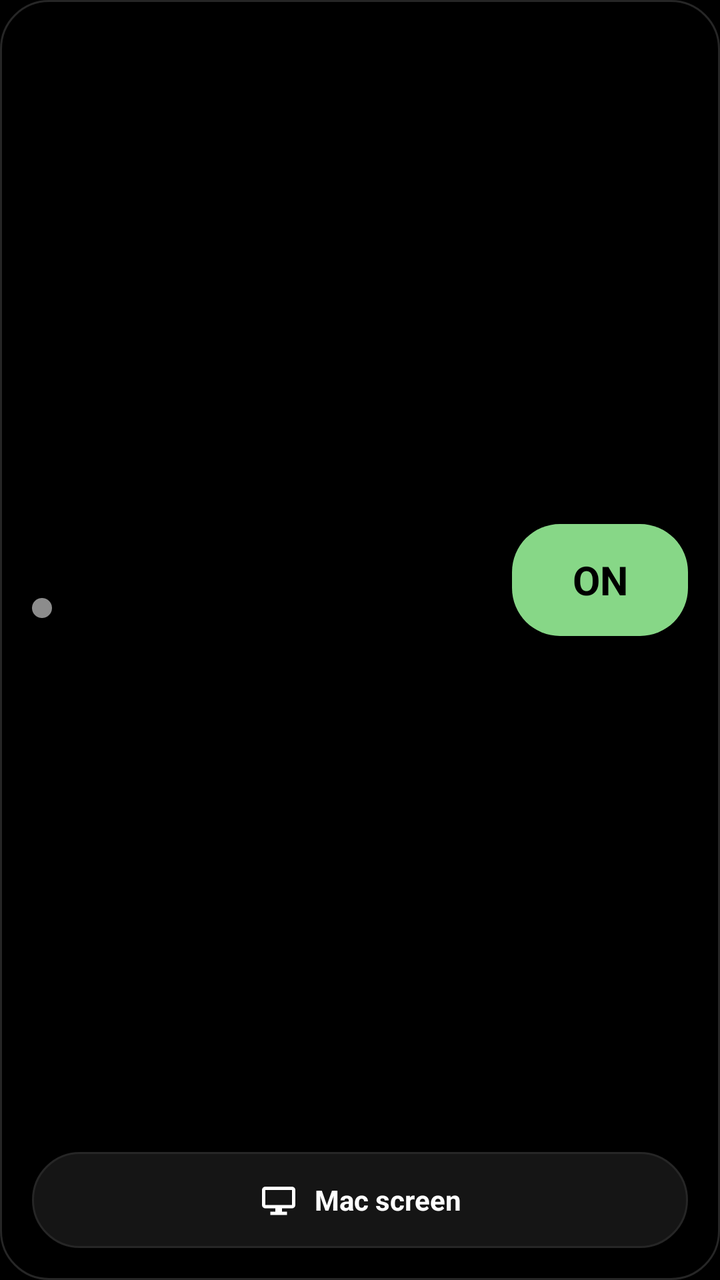
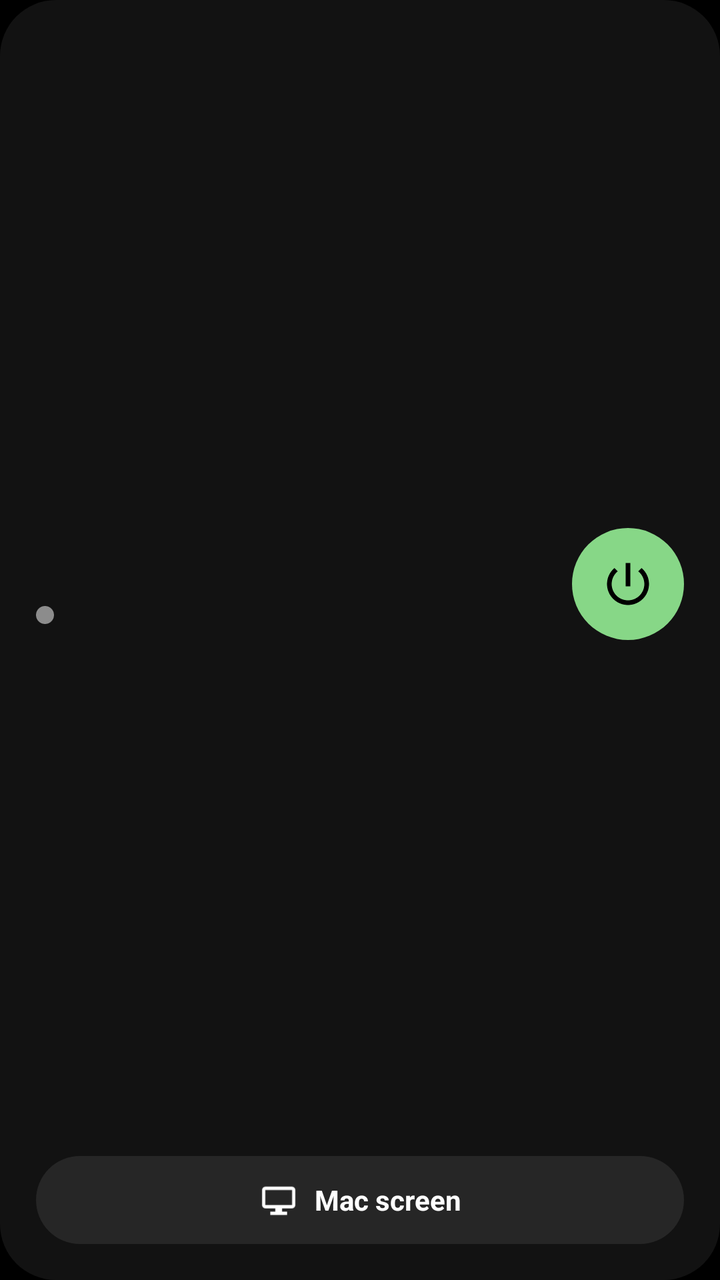

An Android layout rendered at two revisions. The XML below is the earlier revision; the diff shows what the commit changed to produce the second picture.
<!-- AndroidManifest.xml: application theme Theme.Andromac -->
<!-- res/layout/widget_large.xml -->
<?xml version="1.0" encoding="utf-8"?>
<LinearLayout xmlns:android="http://schemas.android.com/apk/res/android"
    android:id="@+id/w_root" android:layout_width="match_parent" android:layout_height="match_parent"
    android:background="@drawable/w_bg" android:orientation="vertical" android:padding="16dp">
    <LinearLayout android:layout_width="match_parent" android:layout_height="0dp" android:layout_weight="1" android:gravity="center_vertical" android:orientation="horizontal">
        <LinearLayout android:layout_width="0dp" android:layout_height="wrap_content" android:layout_weight="1" android:orientation="vertical">
            <TextView android:id="@+id/w_name" android:layout_width="match_parent" android:layout_height="wrap_content"
                android:ellipsize="end" android:maxLines="1" android:textColor="#FFFFFF" android:textSize="18sp" android:textStyle="bold"/>
            <LinearLayout android:layout_width="wrap_content" android:layout_height="wrap_content" android:layout_marginTop="4dp" android:gravity="center_vertical" android:orientation="horizontal">
                <ImageView android:id="@+id/w_dot" android:layout_width="10dp" android:layout_height="10dp" android:layout_marginEnd="8dp" android:src="@drawable/w_dot_dim"/>
                <TextView android:id="@+id/w_state" android:layout_width="wrap_content" android:layout_height="wrap_content"
                    android:maxLines="1" android:textColor="#8C8C8C" android:textSize="14sp"/>
            </LinearLayout>
        </LinearLayout>
        <TextView android:id="@+id/w_toggle" android:layout_width="88dp" android:layout_height="56dp" android:gravity="center"
            android:background="@drawable/w_btn_on" android:text="ON" android:textColor="#000000" android:textSize="20sp" android:textStyle="bold"/>
    </LinearLayout>
    <LinearLayout android:id="@+id/w_screen" android:layout_width="match_parent" android:layout_height="48dp" android:layout_marginTop="12dp"
        android:background="@drawable/w_btn_screen" android:gravity="center" android:orientation="horizontal" android:contentDescription="Mac screen">
        <ImageView android:layout_width="20dp" android:layout_height="20dp" android:importantForAccessibility="no" android:src="@drawable/ic_tile_screen"/>
        <TextView android:layout_width="wrap_content" android:layout_height="wrap_content" android:layout_marginStart="8dp"
            android:text="Mac screen" android:textColor="#FFFFFF" android:textSize="14sp" android:textStyle="bold"/>
    </LinearLayout>
</LinearLayout>
<!-- resources referenced by this layout -->
<resources>
  <!-- drawable ic_tile_screen (drawable) -->
  <vector xmlns:android="http://schemas.android.com/apk/res/android" android:width="24dp" android:height="24dp" android:viewportWidth="24" android:viewportHeight="24">
      <path android:fillColor="#FFFFFF" android:pathData="M4,4h16a2,2 0,0 1,2 2v9a2,2 0,0 1,-2 2h-6v2h3v2H7v-2h3v-2H4a2,2 0,0 1,-2 -2V6a2,2 0,0 1,2 -2zM4,6v9h16V6z"/>
  </vector>
  <!-- drawable w_bg (drawable) -->
  <shape xmlns:android="http://schemas.android.com/apk/res/android" android:shape="rectangle">
      <solid android:color="#000000"/><stroke android:width="1dp" android:color="#262626"/><corners android:radius="24dp"/>
  </shape>
  <!-- drawable w_btn_on (drawable) -->
  <shape xmlns:android="http://schemas.android.com/apk/res/android" android:shape="rectangle"><solid android:color="#87D787"/><corners android:radius="24dp"/></shape>
  <!-- drawable w_btn_screen (drawable) -->
  <shape xmlns:android="http://schemas.android.com/apk/res/android" android:shape="rectangle"><solid android:color="#151515"/><stroke android:width="1dp" android:color="#262626"/><corners android:radius="24dp"/></shape>
  <!-- drawable w_dot_dim (drawable) -->
  <shape xmlns:android="http://schemas.android.com/apk/res/android" android:shape="oval"><solid android:color="#8C8C8C"/><size android:width="10dp" android:height="10dp"/></shape>
  <style name="Theme.Andromac" parent="android:Theme.Material.NoActionBar">
          <item name="android:windowBackground">@color/ic_launcher_background</item>
      </style>
  <color name="ic_launcher_background">#000000</color>
</resources>

<!-- the commit's change to res/layout/widget_large.xml (unified diff, before → after) -->
@@ -1,24 +1,24 @@
 <?xml version="1.0" encoding="utf-8"?>
 <LinearLayout xmlns:android="http://schemas.android.com/apk/res/android"
     android:id="@+id/w_root" android:layout_width="match_parent" android:layout_height="match_parent"
-    android:background="@drawable/w_bg" android:orientation="vertical" android:padding="16dp">
+    android:background="@drawable/w_bg" android:orientation="vertical" android:padding="18dp">
     <LinearLayout android:layout_width="match_parent" android:layout_height="0dp" android:layout_weight="1" android:gravity="center_vertical" android:orientation="horizontal">
         <LinearLayout android:layout_width="0dp" android:layout_height="wrap_content" android:layout_weight="1" android:orientation="vertical">
             <TextView android:id="@+id/w_name" android:layout_width="match_parent" android:layout_height="wrap_content"
-                android:ellipsize="end" android:maxLines="1" android:textColor="#FFFFFF" android:textSize="18sp" android:textStyle="bold"/>
+                android:ellipsize="end" android:maxLines="1" android:textColor="#FFFFFF" android:textSize="20sp" android:textStyle="bold"/>
             <LinearLayout android:layout_width="wrap_content" android:layout_height="wrap_content" android:layout_marginTop="4dp" android:gravity="center_vertical" android:orientation="horizontal">
-                <ImageView android:id="@+id/w_dot" android:layout_width="10dp" android:layout_height="10dp" android:layout_marginEnd="8dp" android:src="@drawable/w_dot_dim"/>
+                <ImageView android:id="@+id/w_dot" android:layout_width="9dp" android:layout_height="9dp" android:layout_marginEnd="8dp" android:importantForAccessibility="no" android:src="@drawable/w_dot_dim"/>
                 <TextView android:id="@+id/w_state" android:layout_width="wrap_content" android:layout_height="wrap_content"
-                    android:maxLines="1" android:textColor="#8C8C8C" android:textSize="14sp"/>
+                    android:ellipsize="end" android:maxLines="1" android:textColor="#A0A0A0" android:textSize="14sp"/>
             </LinearLayout>
         </LinearLayout>
-        <TextView android:id="@+id/w_toggle" android:layout_width="88dp" android:layout_height="56dp" android:gravity="center"
-            android:background="@drawable/w_btn_on" android:text="ON" android:textColor="#000000" android:textSize="20sp" android:textStyle="bold"/>
+        <ImageView android:id="@+id/w_toggle" android:layout_width="56dp" android:layout_height="56dp" android:padding="14dp"
+            android:background="@drawable/w_btn_on" android:src="@drawable/ic_w_power_dark" android:contentDescription="Andromac connection"/>
     </LinearLayout>
-    <LinearLayout android:id="@+id/w_screen" android:layout_width="match_parent" android:layout_height="48dp" android:layout_marginTop="12dp"
-        android:background="@drawable/w_btn_screen" android:gravity="center" android:orientation="horizontal" android:contentDescription="Mac screen">
+    <LinearLayout android:id="@+id/w_screen" android:layout_width="match_parent" android:layout_height="44dp" android:layout_marginTop="12dp"
+        android:background="@drawable/w_pill" android:gravity="center" android:orientation="horizontal" android:contentDescription="Mac screen">
         <ImageView android:layout_width="20dp" android:layout_height="20dp" android:importantForAccessibility="no" android:src="@drawable/ic_tile_screen"/>
-        <TextView android:layout_width="wrap_content" android:layout_height="wrap_content" android:layout_marginStart="8dp"
+        <TextView android:layout_width="wrap_content" android:layout_height="wrap_content" android:layout_marginStart="8dp" android:importantForAccessibility="no"
             android:text="Mac screen" android:textColor="#FFFFFF" android:textSize="14sp" android:textStyle="bold"/>
     </LinearLayout>
 </LinearLayout>
<!-- resource entries referenced after the edit -->
@@ -4,16 +4,20 @@
   <vector xmlns:android="http://schemas.android.com/apk/res/android" android:width="24dp" android:height="24dp" android:viewportWidth="24" android:viewportHeight="24">
       <path android:fillColor="#FFFFFF" android:pathData="M4,4h16a2,2 0,0 1,2 2v9a2,2 0,0 1,-2 2h-6v2h3v2H7v-2h3v-2H4a2,2 0,0 1,-2 -2V6a2,2 0,0 1,2 -2zM4,6v9h16V6z"/>
   </vector>
+  <!-- drawable ic_w_power_dark (drawable) -->
+  <vector xmlns:android="http://schemas.android.com/apk/res/android" android:width="24dp" android:height="24dp" android:viewportWidth="24" android:viewportHeight="24">
+      <path android:fillColor="#000000" android:pathData="M13,3h-2v10h2V3zM17.83,5.17l-1.42,1.42C17.99,7.86 19,9.81 19,12c0,3.87 -3.13,7 -7,7s-7,-3.13 -7,-7c0,-2.19 1.01,-4.14 2.58,-5.42L6.17,5.17C4.23,6.82 3,9.26 3,12c0,4.97 4.03,9 9,9s9,-4.03 9,-9c0,-2.74 -1.23,-5.18 -3.17,-6.83z"/>
+  </vector>
   <!-- drawable w_bg (drawable) -->
   <shape xmlns:android="http://schemas.android.com/apk/res/android" android:shape="rectangle">
-      <solid android:color="#000000"/><stroke android:width="1dp" android:color="#262626"/><corners android:radius="24dp"/>
+      <solid android:color="#121212"/><corners android:radius="28dp"/>
   </shape>
   <!-- drawable w_btn_on (drawable) -->
-  <shape xmlns:android="http://schemas.android.com/apk/res/android" android:shape="rectangle"><solid android:color="#87D787"/><corners android:radius="24dp"/></shape>
-  <!-- drawable w_btn_screen (drawable) -->
-  <shape xmlns:android="http://schemas.android.com/apk/res/android" android:shape="rectangle"><solid android:color="#151515"/><stroke android:width="1dp" android:color="#262626"/><corners android:radius="24dp"/></shape>
+  <shape xmlns:android="http://schemas.android.com/apk/res/android" android:shape="oval"><solid android:color="#87D787"/></shape>
   <!-- drawable w_dot_dim (drawable) -->
   <shape xmlns:android="http://schemas.android.com/apk/res/android" android:shape="oval"><solid android:color="#8C8C8C"/><size android:width="10dp" android:height="10dp"/></shape>
+  <!-- drawable w_pill (drawable) -->
+  <shape xmlns:android="http://schemas.android.com/apk/res/android" android:shape="rectangle"><solid android:color="#262626"/><corners android:radius="24dp"/></shape>
   <style name="Theme.Andromac" parent="android:Theme.Material.NoActionBar">
           <item name="android:windowBackground">@color/ic_launcher_background</item>
       </style>
